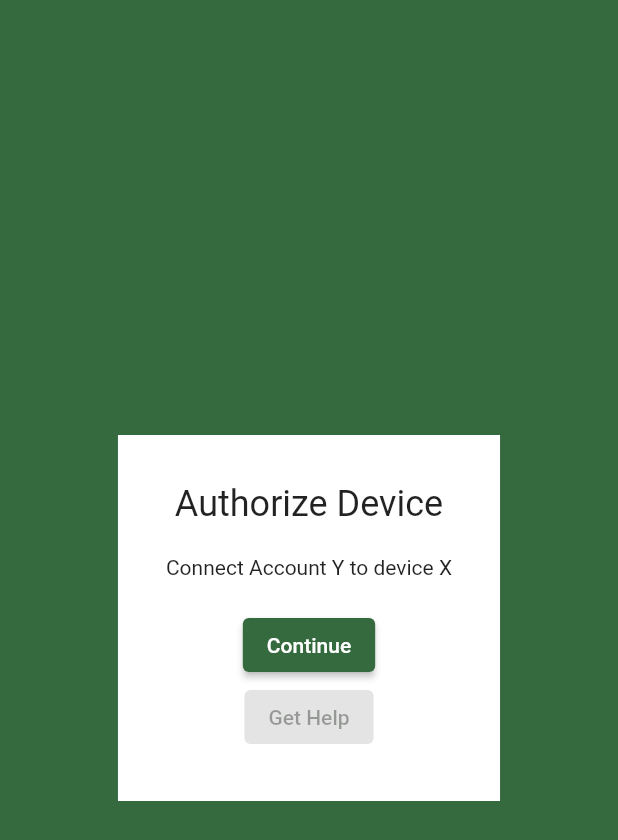
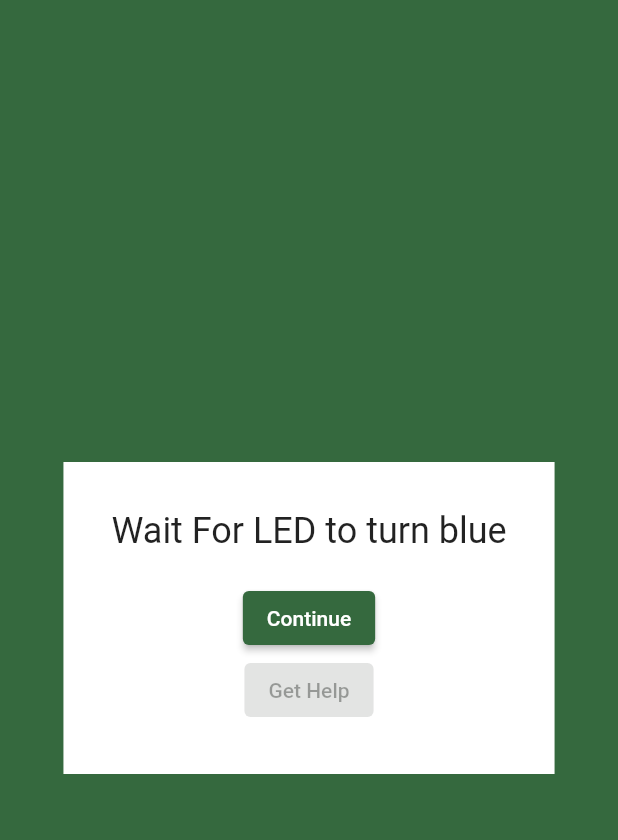
Before and after one commit to bertbeck/flutter_mqtt_riverpod, a Flutter app: the screen it shows after launch, after a tap on "Red", after a tap on "Continue", after a tap on "Set WiFi!", on a phone screen of 412 x 824 dp. Shown: the top 840 px of the screen. Run offline on Flutter 3.47's test engine with Material 2 defaults, Android fonts, the phone set to English and light mode, and no system bars; our stand-ins replace flutter_hooks, go_router, hooks_riverpod; missing offline and left inert: amplify_auth_cognito, amplify_authenticator, amplify_flutter, aws_iot_api, aws_iot_data_api, wifi_iot.

Commit message:
add wait for blue

```diff
--- a/lib/screens/enter_wifi.dart
+++ b/lib/screens/enter_wifi.dart
@@ -115,7 +115,7 @@ class SelectWiFi extends HookConsumerWidget {
 
                 // todo set wifi here
 
-                context.goNamed('authorize device');
+                context.goNamed('wait for blue');
               },
               child: const Text('Set WiFi!'),
             ),
--- a/lib/screens/home.dart
+++ b/lib/screens/home.dart
@@ -8,6 +8,7 @@ import 'authorize_device.dart';
 import 'connect_to_pi.dart';
 import 'enter_wifi.dart';
 import 'link_device_to_account.dart';
+import 'wait_for_blue.dart';
 
 final _router = GoRouter(
   debugLogDiagnostics: true,
@@ -38,6 +39,11 @@ final _router = GoRouter(
       name: 'link device to account',
       builder: (context, state) => const LinkDeviceToAccount(),
     ),
+    GoRoute(
+      path: '/WaitForBlue',
+      name: 'wait for blue',
+      builder: (context, state) => const WaitForBlue(),
+    ),
   ],
 );
 
--- /dev/null
+++ b/lib/screens/wait_for_blue.dart
@@ -0,0 +1,28 @@
+import 'package:flutter/material.dart';
+import 'package:go_router/go_router.dart';
+import 'package:hooks_riverpod/hooks_riverpod.dart';
+
+import '../shared/my_page_frame.dart';
+
+class WaitForBlue extends HookConsumerWidget {
+  const WaitForBlue({
+    Key? key,
+  }) : super(key: key);
+
+  @override
+  Widget build(BuildContext context, WidgetRef ref) {
+    return MyPageFrame(
+      children: [
+        Text('Wait For LED to turn blue',
+            style: Theme.of(context).textTheme.headline5),
+        const SizedBox(height: 20),
+        ElevatedButton(
+            child: const Text('Continue'),
+            onPressed: () {
+              context.goNamed('authorize device');
+            }),
+        const ElevatedButton(child: Text('Get Help'), onPressed: null),
+      ],
+    );
+  }
+}
```
